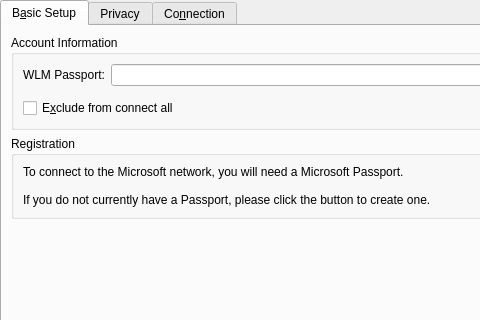
Qt form protocols/wlm/ui/wlmaccountpreferences.ui (KDE/kopete) before a commit; both pictures show x 0 to 480 and y 0 to 320 of the 684 by 412 pixel window.
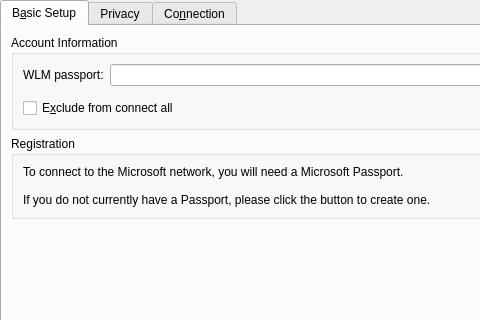
The same form after that commit. Custom widgets are drawn as their Qt base class.

```diff
--- a/protocols/wlm/ui/wlmaccountpreferences.ui
+++ b/protocols/wlm/ui/wlmaccountpreferences.ui
@@ -44,7 +44,7 @@
                <string>The account name of your account.</string>
               </property>
               <property name="text">
-               <string>WLM Passport:</string>
+               <string>WLM passport:</string>
               </property>
               <property name="wordWrap">
                <bool>false</bool>
```
